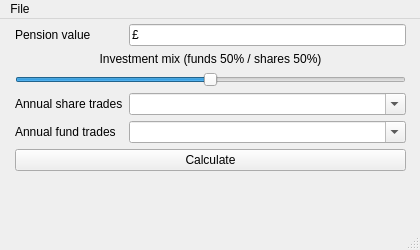
This is gui/main_gui.ui in RolandWH/SIPPCompare as Qt 5 draws it before an edit. The edited form follows.
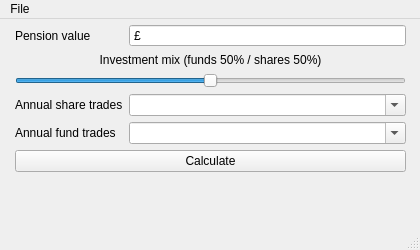
This is the edited form.

Commit message: platform edit error checking, more comments, misc other changes

The edit to the form file:
```diff
--- a/gui/main_gui.ui
+++ b/gui/main_gui.ui
@@ -58,25 +58,6 @@
        </property>
       </widget>
      </item>
-     <item row="0" column="1">
-      <widget class="QLineEdit" name="value_input">
-       <property name="inputMask">
-        <string>£0000000000</string>
-       </property>
-       <property name="text">
-        <string>£</string>
-       </property>
-       <property name="maxLength">
-        <number>11</number>
-       </property>
-       <property name="frame">
-        <bool>true</bool>
-       </property>
-       <property name="cursorPosition">
-        <number>1</number>
-       </property>
-      </widget>
-     </item>
      <item row="1" column="0" colspan="2">
       <widget class="QLabel" name="mix_lab">
        <property name="text">
@@ -138,6 +119,28 @@
        </property>
       </widget>
      </item>
+     <item row="0" column="1">
+      <widget class="QDoubleSpinBox" name="value_input">
+       <property name="frame">
+        <bool>true</bool>
+       </property>
+       <property name="buttonSymbols">
+        <enum>QAbstractSpinBox::ButtonSymbols::NoButtons</enum>
+       </property>
+       <property name="specialValueText">
+        <string>£</string>
+       </property>
+       <property name="correctionMode">
+        <enum>QAbstractSpinBox::CorrectionMode::CorrectToNearestValue</enum>
+       </property>
+       <property name="prefix">
+        <string>£</string>
+       </property>
+       <property name="maximum">
+        <double>999999999.990000009536743</double>
+       </property>
+      </widget>
+     </item>
     </layout>
    </widget>
   </widget>
```
The commit also changes 5 other files.
